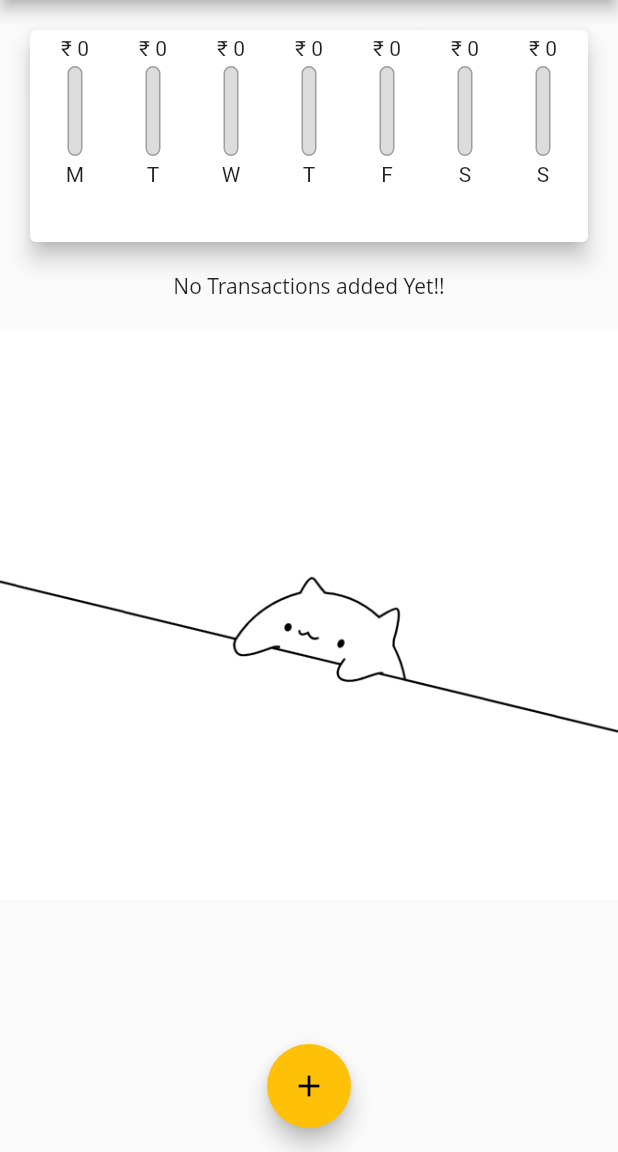
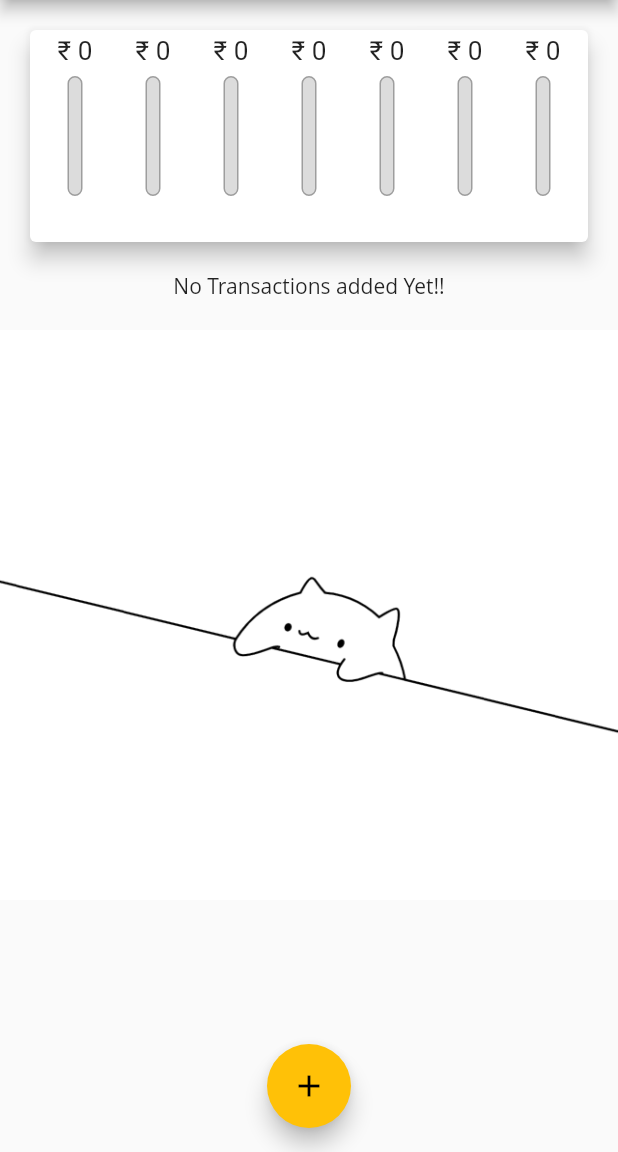
Before and after one commit to marizvi/Expense_App, a Flutter app: the screen it shows after launch, on a phone screen of 412 x 824 dp, the part 84-1236 px from its top. Run offline on Flutter 3.47's test engine with Material 2 defaults, Android fonts, the phone set to English and light mode, and no system bars; Roboto replaces fonts that are missing (Open Sans).

Commit message:
submit working

```diff
--- a/lib/widgets/chart_bar.dart
+++ b/lib/widgets/chart_bar.dart
@@ -11,15 +11,20 @@ class ChartBar extends StatelessWidget {
 
   @override
   Widget build(BuildContext context) {
-    return Column(children:[
+    return LayoutBuilder(builder: (ctx,constraint){
+      return Column(children:[
       //fittedbox allows us to shrink data whenever its becoming large enough
+      Container(
+        height: constraint.maxHeight*0.15,
+        child:
       FittedBox(
         child:
       Text('\u{20B9} ${spendingAmount.toStringAsFixed(0)}'),
-      ),
-      SizedBox(height: 4),
+      ),),
+      SizedBox(height: constraint.maxHeight*0.05,),
       Container(
-        height: 60,
+        // height: MediaQuery.of(context).size.height*0.08,//also possible through this way
+        height:constraint.maxHeight*0.6,
         width: 10,
         child: Stack(
           children: [
@@ -46,9 +51,13 @@ class ChartBar extends StatelessWidget {
           ],
         ),
       ),
-      SizedBox(height: 4),
-      Text(label)
+      SizedBox(height: constraint.maxHeight * 0.05),
+      Container(
+        height: constraint.maxHeight*0.02, //whenever trying to make font responsive always wrap text widget inside container
+        child: Text(label))
     ]
     );
+    },);
+
   }
 }
```
